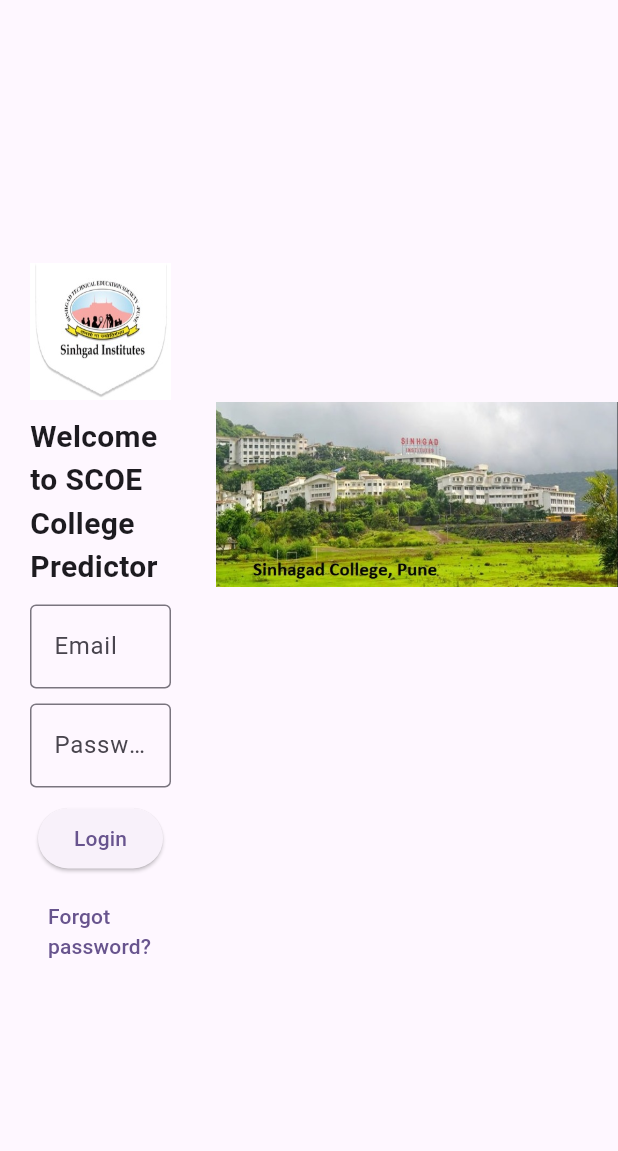
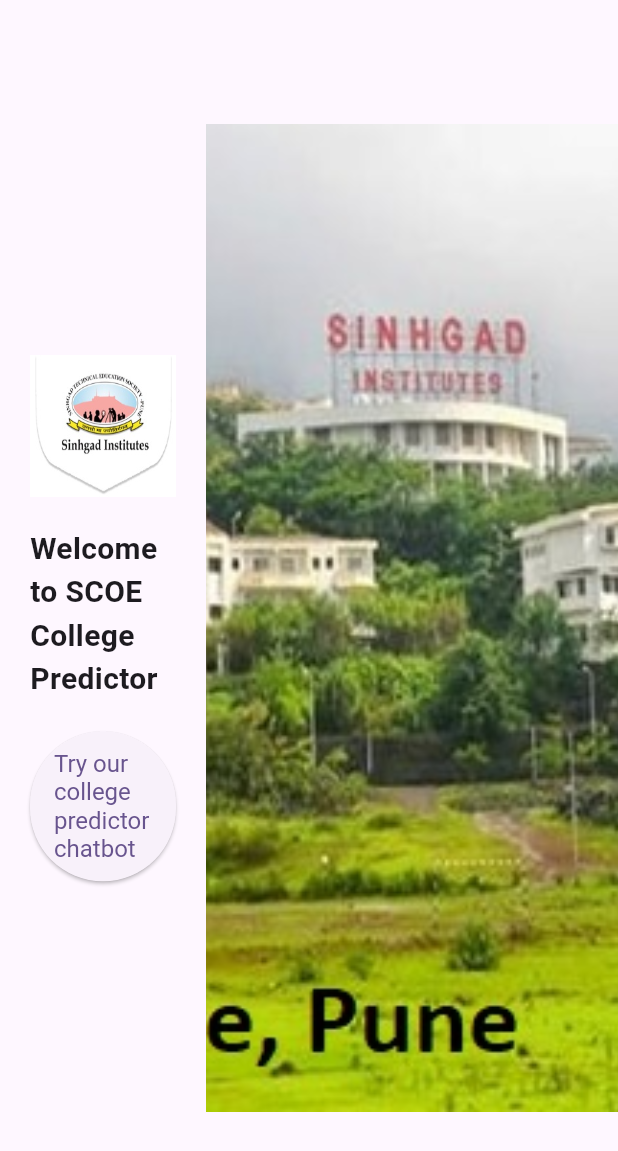
Before and after one commit to pjharidas/SCOE-Chatbot, a Flutter app: the screen it shows after launch, on a phone screen of 412 x 824 dp. Shown: the top 1151 px of the screen. Run offline on Flutter 3.47's test engine with Material 3 defaults, Android fonts, the phone set to English and light mode, and no system bars; our stand-ins replace firebase_core, flutter_riverpod; missing offline and left inert: dart:html; accounts and stored records are empty.

Commit message:
Refactor server and client configurations: update server IP address, enhance ML model prediction logic, and improve authentication UI with animations

```diff
--- a/lib/authentication/screens/auth_wrapper.dart
+++ b/lib/authentication/screens/auth_wrapper.dart
@@ -1,87 +1,103 @@
 import 'package:flutter/material.dart';
 import 'package:sgce_college_predictor/chatbot/screens/chatbot_screen.dart';
 
-class AuthenticationWrapper extends StatelessWidget {
+class AuthenticationWrapper extends StatefulWidget {
   const AuthenticationWrapper({super.key});
 
   @override
+  State<AuthenticationWrapper> createState() => _AuthenticationWrapperState();
+}
+
+class _AuthenticationWrapperState extends State<AuthenticationWrapper>
+    with SingleTickerProviderStateMixin {
+  late AnimationController _controller;
+  late Animation<double> _fadeAnimation;
+  late Animation<Offset> _slideAnimation;
+
+  @override
+  void initState() {
+    super.initState();
+    // Set up the controller for a 2-second animation
+    _controller = AnimationController(
+      duration: const Duration(seconds: 2),
+      vsync: this,
+    );
+
+    // Fade animation for the left pane
+    _fadeAnimation = Tween<double>(begin: 0, end: 1).animate(
+      CurvedAnimation(parent: _controller, curve: Curves.easeIn),
+    );
+
+    // Slide animation for the right image
+    _slideAnimation = Tween<Offset>(
+      begin: const Offset(0, 0.2),
+      end: Offset.zero,
+    ).animate(
+      CurvedAnimation(parent: _controller, curve: Curves.easeOut),
+    );
+
+    _controller.forward();
+  }
+
+  @override
+  void dispose() {
+    _controller.dispose();
+    super.dispose();
+  }
+
+  @override
   Widget build(BuildContext context) {
-    String email = '';
-    String password = '';
     return Scaffold(
       body: Row(
-        // direction: Axis.horizontal,
-        // alignment: WrapAlignment.center,
-        spacing: 10,
         children: [
           Flexible(
+            child: FadeTransition(
+              opacity: _fadeAnimation,
               child: Container(
                 padding: const EdgeInsets.all(20),
                 child: Column(
                   mainAxisAlignment: MainAxisAlignment.center,
-              spacing: 10,
                   children: [
                     Image.asset('assets/images/logo.png'),
+                    const SizedBox(height: 20),
                     const Text(
                       'Welcome to SCOE College Predictor',
-                  style: TextStyle(fontSize: 20, fontWeight: FontWeight.bold),
+                      style:
+                          TextStyle(fontSize: 20, fontWeight: FontWeight.bold),
                     ),
-                SizedBox(
-                  width: 300,
-                  child: TextField(
-                    decoration: const InputDecoration(
-                      border: OutlineInputBorder(),
-                      labelText: 'Email',
-                      hintText: 'Enter your email',
-                    ),
-                    onChanged: (value) {
-                      email = value;
-                    },
-                  ),
-                ),
-                SizedBox(
-                  width: 300,
-                  child: TextField(
-                    obscureText: true,
-                    decoration: const InputDecoration(
-                      border: OutlineInputBorder(),
-                      labelText: 'Password',
-                      hintText: 'Enter your password',
-                    ),
-                    onChanged: (value) {
-                      password = value;
-                    },
-                  ),
-                ),
+                    const SizedBox(height: 20),
                     ElevatedButton(
                       onPressed: () {
-                    print('Email: $email, Password: $password');
                         Navigator.push(
                           context,
                           MaterialPageRoute(
-                            builder: (context) => const ChatbotScreen()));
+                            builder: (context) => const ChatbotScreen(),
+                          ),
+                        );
                       },
-                  child: const Text('Login'),
+                      child: const Text('Try our college predictor chatbot'),
+                      style: ElevatedButton.styleFrom(
+                        padding: const EdgeInsets.symmetric(
+                            horizontal: 16, vertical: 12),
+                        textStyle: const TextStyle(fontSize: 16),
                       ),
-                TextButton(
-                  onPressed: () {
-                    print('Forgot password');
-                  },
-                  child: const Text('Forgot password?'),
                     ),
                   ],
                 ),
-          )),
+              ),
+            ),
+          ),
           Flexible(
             flex: 2,
-              child: Column(
-                children: [
-                  Image.asset(
+            child: SlideTransition(
+              position: _slideAnimation,
+              child: Image.asset(
                 'assets/images/sgce_building.png',
                 height: MediaQuery.of(context).size.height * 0.8,
+                fit: BoxFit.cover,
               ),
-                ],
-              )),
+            ),
+          ),
         ],
       ),
     );
--- a/lib/chatbot/services/demo_service.dart
+++ b/lib/chatbot/services/demo_service.dart
@@ -15,7 +15,7 @@
   return demoBotReplies[randomNumber];
 }
 
-String BASE_URL = "http://192.168.1.6:5000";
+String BASE_URL = "http://127.0.0.1:5000";
 // String BASE_URL = "";
 
 // write a function to get the response from the server
--- a/lib/main.dart
+++ b/lib/main.dart
@@ -2,12 +2,13 @@
 import 'package:flutter_riverpod/flutter_riverpod.dart';
 import 'package:sgce_college_predictor/authentication/screens/auth_wrapper.dart';
 import 'package:firebase_core/firebase_core.dart';
+import 'package:sgce_college_predictor/chatbot/screens/chatbot_screen.dart';
 import 'firebase_options.dart';
 
 void main() async {
   await Firebase.initializeApp(
     options: DefaultFirebaseOptions.currentPlatform,
-);
+  );
   runApp(ProviderScope(child: const MyApp()));
 }
 
```
Also changed, not shown: lib/chatbot/screens/chatbot_screen.dart (+32 -29 lines), lib/chatbot/widgets/chat_bubble.dart (+6 -3 lines), 3 other files. Lines whose indentation alone changed are shown as unchanged.
